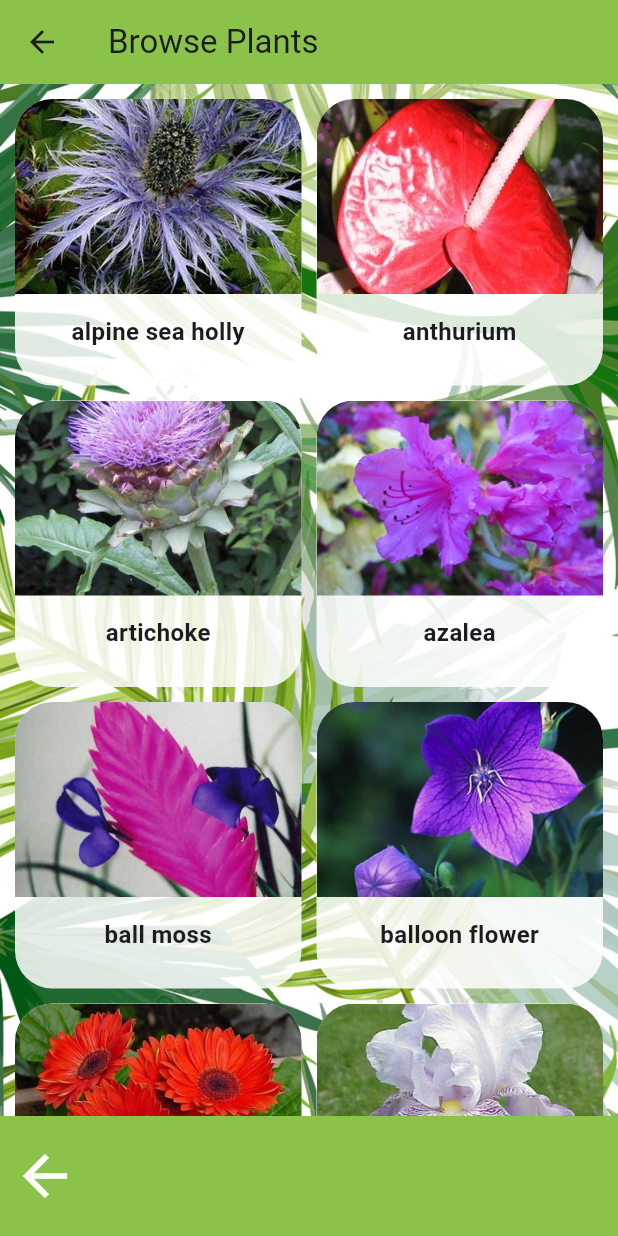
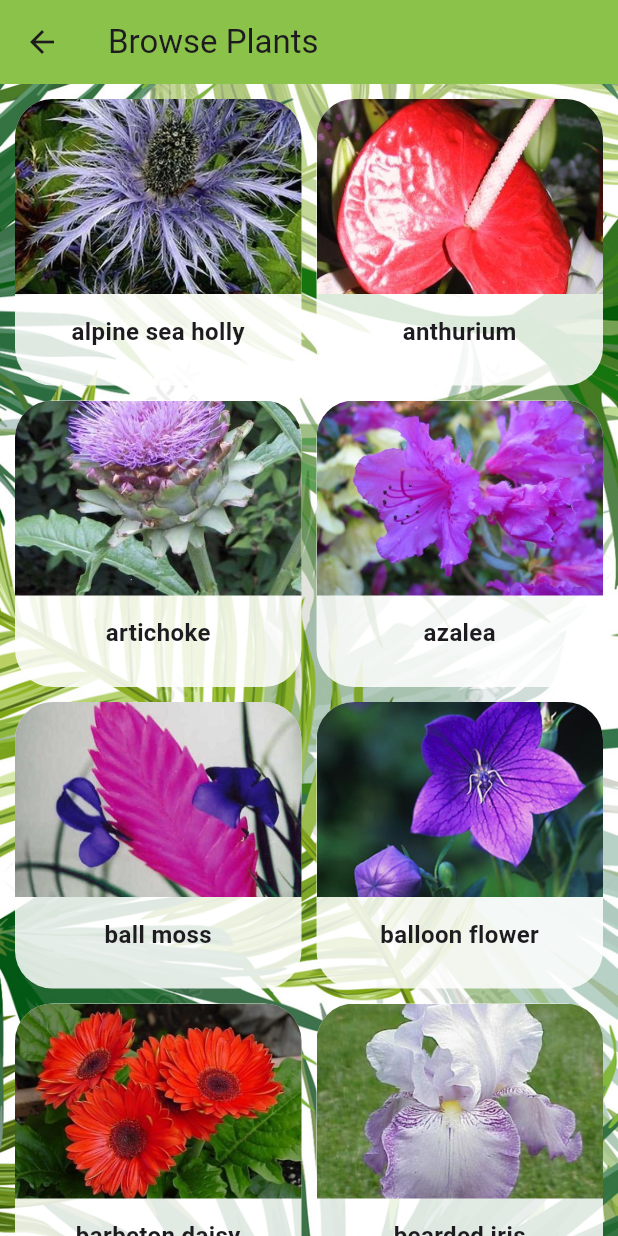
Before and after one commit to szeltamas/szakdoga_flutter, a Flutter app: the screen it shows after launch, after a tap on "Browse", on a phone screen of 412 x 824 dp. Run offline on Flutter 3.47's test engine with Material 3 defaults, Android fonts, the phone set to English and light mode, and no system bars; our stand-ins replace font_awesome_flutter, image_picker.

Commit message:
Designing

```diff
--- a/lib/custom_widgets/CutomAppBar.dart
+++ b/lib/custom_widgets/CutomAppBar.dart
@@ -15,16 +15,16 @@ class CustomAppBar extends StatelessWidget implements PreferredSizeWidget {
       appBar: AppBar(
         leading: Padding(
           padding: const EdgeInsets.only(left: 8.0), // Adjust padding here
-          child: Icon(FontAwesomeIcons.leaf, color: Colors.white),
+          child: Icon(FontAwesomeIcons.leaf, color: Colors.black),
         ),
         title: Row(
           children: [
             SizedBox(width: 0), // Adjust the space between icon and text
             Text(
-              "Greenlike".toUpperCase(),
+              "Greenlike",
               style: TextStyle(
-                color: Colors.white,
-                fontWeight: FontWeight.bold,
+                color: Colors.black,
+                //fontWeight: FontWeight.bold,
                 fontSize: 28, // Optional: Adjust font size if needed
               ),
             ),
--- a/lib/screens/Browsescreen.dart
+++ b/lib/screens/Browsescreen.dart
@@ -1,21 +1,30 @@
 import 'package:flutter/material.dart';
 import 'package:flutter/services.dart' show rootBundle;
 import 'dart:convert';
+import 'PlantPressedScreen.dart';
 
 class BrowseScreen extends StatelessWidget {
   const BrowseScreen({super.key});
 
   Future<List<String>> _loadImagePaths() async {
-    // Load the AssetManifest.json to get the list of assets
     final manifestContent = await rootBundle.loadString('AssetManifest.json');
     final Map<String, dynamic> manifestMap = json.decode(manifestContent);
 
-    // Filter the assets to only include those in the plant_images directory
     final imagePaths = manifestMap.keys
         .where((String key) => key.startsWith('images/plant_images/'))
         .toList();
 
     return imagePaths;
+  }
+
+  Future<Map<String, String>> _loadPlantDescriptions() async {
+    final jsonString = await rootBundle.loadString('custom_files/plants.json');
+    final data = json.decode(jsonString);
+    Map<String, String> plantDescriptions = {};
+    for (var plant in data['plant_descriptions']) {
+      plantDescriptions[plant['name'].toLowerCase()] = plant['description'];
+    }
+    return plantDescriptions;
   }
 
   @override
@@ -26,8 +35,8 @@ class BrowseScreen extends StatelessWidget {
           Container(
             decoration: BoxDecoration(
               image: DecorationImage(
-                image: AssetImage("images/mobilebackground.jpg"), // Background image
-                fit: BoxFit.cover, // Cover the entire screen
+                image: AssetImage("images/mobilebackground.jpg"),
+                fit: BoxFit.cover,
               ),
             ),
           ),
@@ -49,29 +58,48 @@ class BrowseScreen extends StatelessWidget {
                       return Center(child: Text('No images found'));
                     } else {
                       final imagePaths = snapshot.data!;
+                      return FutureBuilder<Map<String, String>>(
+                        future: _loadPlantDescriptions(),
+                        builder: (context, descriptionSnapshot) {
+                          if (descriptionSnapshot.connectionState == ConnectionState.waiting) {
+                            return Center(child: CircularProgressIndicator());
+                          } else if (descriptionSnapshot.hasError) {
+                            return Center(child: Text('Error loading descriptions'));
+                          } else if (!descriptionSnapshot.hasData || descriptionSnapshot.data!.isEmpty) {
+                            return Center(child: Text('No descriptions found'));
+                          } else {
+                            final plantDescriptions = descriptionSnapshot.data!;
                             return GridView.builder(
                               padding: EdgeInsets.all(10),
                               gridDelegate: SliverGridDelegateWithFixedCrossAxisCount(
                                 crossAxisCount: 2,
                                 crossAxisSpacing: 10,
                                 mainAxisSpacing: 10,
-                          childAspectRatio: 1, // Make containers square
+                                childAspectRatio: 1,
                               ),
                               itemCount: imagePaths.length,
                               itemBuilder: (context, index) {
                                 final imagePath = imagePaths[index];
                                 final fileName = imagePath.split('/').last.split('.').first;
+                                final plantName = fileName.toLowerCase();
 
                                 return GestureDetector(
                                   onTap: () {
-                              // Handle image tap here if needed
+                                    final description = plantDescriptions[plantName] ?? 'No description available.';
+                                    Navigator.push(
+                                      context,
+                                      MaterialPageRoute(
+                                        builder: (context) => PlantPressedScreen(
+                                          plantName: fileName,
+                                          description: description,
+                                        ),
+                                      ),
+                                    );
                                   },
                                   child: Container(
-                              width: 150, // Fixed width for uniformity
-                              height: 180, // Adjusted height for better fit
                                     decoration: BoxDecoration(
-                                color: Colors.white.withOpacity(0.85), // Background color
-                                borderRadius: BorderRadius.circular(25.0), // Rounded corners
+                                      color: Colors.white.withOpacity(0.85),
+                                      borderRadius: BorderRadius.circular(25.0),
                                     ),
                                     child: Column(
                                       children: [
@@ -79,14 +107,14 @@ class BrowseScreen extends StatelessWidget {
                                           borderRadius: BorderRadius.vertical(top: Radius.circular(25.0)),
                                           child: Image.asset(
                                             imagePath,
-                                      fit: BoxFit.cover, // Ensure image fills the container
+                                            fit: BoxFit.cover,
                                             width: double.infinity,
-                                      height: 130, // Fixed height for the image
+                                            height: 130,
                                           ),
                                         ),
                                         Container(
-                                    height: 50, // Adjusted height for the text
-                                    padding: EdgeInsets.symmetric(vertical: 5.0), // Reduced padding
+                                          height: 50,
+                                          padding: EdgeInsets.symmetric(vertical: 5.0),
                                           child: Center(
                                             child: Text(
                                               fileName,
@@ -95,8 +123,8 @@ class BrowseScreen extends StatelessWidget {
                                                 fontWeight: FontWeight.bold,
                                               ),
                                               textAlign: TextAlign.center,
-                                        overflow: TextOverflow.ellipsis, // Prevent overflow
-                                        maxLines: 1, // Limit to one line
+                                              overflow: TextOverflow.ellipsis,
+                                              maxLines: 1,
                                             ),
                                           ),
                                         ),
@@ -108,29 +136,12 @@ class BrowseScreen extends StatelessWidget {
                             );
                           }
                         },
+                      );
+                    }
+                  },
                 ),
               ),
             ],
-          ),
-          Positioned(
-            bottom: 0,
-            left: 0,
-            right: 0,
-            child: Container(
-              height: 80,
-              color: Colors.lightGreen,
-              child: Row(
-                children: [
-                  IconButton(
-                    icon: Icon(Icons.arrow_back, color: Colors.white, size: 44),
-                    onPressed: () {
-                      Navigator.pop(context); // Go back to MainPage
-                    },
-                  ),
-                  Spacer(),
-                ],
-              ),
-            ),
           ),
         ],
       ),
--- a/lib/screens/MainPage.dart
+++ b/lib/screens/MainPage.dart
@@ -1,6 +1,5 @@
 import 'package:flutter/material.dart';
 import '../custom_widgets/CustomButton.dart';
-import '../custom_widgets/CutomAppBar.dart';
 import 'IdentifyScreen.dart'; // Import the IdentifyScreen
 import 'BrowseScreen.dart'; // Import the BrowseScreen
 
@@ -10,7 +9,17 @@ class MainPage extends StatelessWidget {
   @override
   Widget build(BuildContext context) {
     return Scaffold(
-      appBar: CustomAppBar(), // Use the custom AppBar
+      appBar: AppBar(
+        backgroundColor: Colors.lightGreen,
+        title: Row(
+          children: [
+            Icon(Icons.eco, color: Colors.black, size: 36), // Leaf icon
+            SizedBox(width: 10), // Space between icon and text
+            Text('Greenlike'), // Title text
+          ],
+        ),
+        centerTitle: true, // Center the title for consistency
+      ),
       body: Stack(
         children: [
           Container(
--- a/pubspec.yaml
+++ b/pubspec.yaml
@@ -64,6 +64,7 @@ flutter:
   assets:
     - images/mobilebackground.jpg
     - images/plant_images/
+    - custom_files/plants.json
   #   - images/a_dot_ham.jpeg
 
   # An image asset can refer to one or more resolution-specific "variants", see
```
Also changed, not shown: lib/screens/Identifyscreen.dart (+12 -15 lines), lib/screens/PlantPressedscreen.dart (+19 -5 lines). Lines whose indentation alone changed are shown as unchanged.
